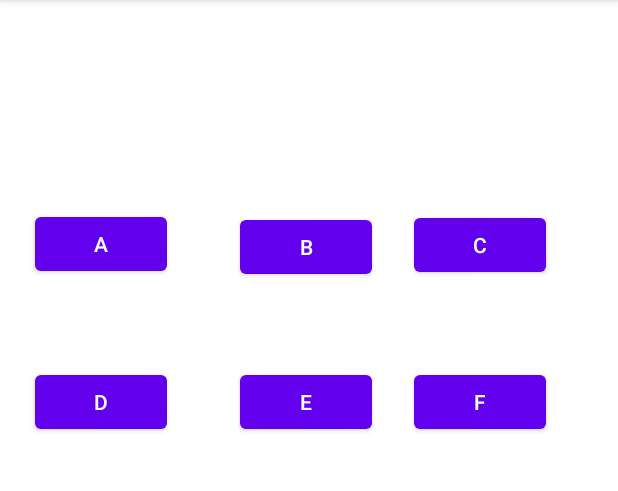
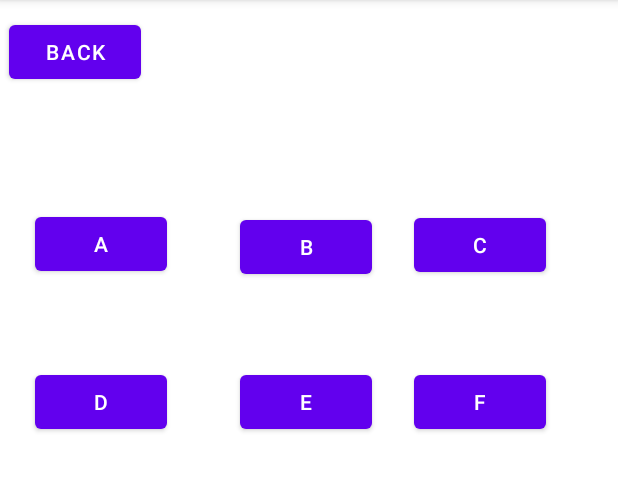
Before and after one commit to simpsonness/CS5520, an Android app: the MainActivity2 screen opened directly, with no data from a screen before it, after a tap on an icon or button, on a phone screen of 412 x 824 dp, the part 84-575 px from its top. Run offline under Robolectric (Android 15) with nearby library versions, the phone set to English and light mode, and no system bars.

Commit message:
Add new button return back to the main page.

```diff
--- a/NUMAD21Su_ShanNess/app/src/main/java/edu/neu/madcourse/numad21su_shanness/MainActivity2.java
+++ b/NUMAD21Su_ShanNess/app/src/main/java/edu/neu/madcourse/numad21su_shanness/MainActivity2.java
@@ -2,7 +2,9 @@ package edu.neu.madcourse.numad21su_shanness;
 
 import androidx.appcompat.app.AppCompatActivity;
 
+import android.content.Intent;
 import android.os.Bundle;
+import android.view.Gravity;
 import android.view.View;
 import android.widget.Button;
 import android.widget.Toast;
@@ -14,7 +16,7 @@ public class MainActivity2 extends AppCompatActivity implements View.OnClickList
         super.onCreate(savedInstanceState);
         setContentView(R.layout.activity_main2);
 
-        Button button1 = findViewById(R.id.button1);
+        Button button1 = findViewById(R.id.botton1);
         Button button2 = findViewById(R.id.button2);
         Button button3 = findViewById(R.id.button3);
         Button button4 = findViewById(R.id.button4);
@@ -30,26 +32,43 @@ public class MainActivity2 extends AppCompatActivity implements View.OnClickList
 
     }
 
+    public void switchActivity(View view) {
+        Intent toy = new Intent(MainActivity2.this,MainActivity.class);
+        startActivity(toy);
+    }
+
     @Override
     public void onClick(View v) {
         switch (v.getId()) {
-            case R.id.button1:
-                Toast.makeText(this, "Pressed:A", Toast.LENGTH_SHORT).show();
+            case R.id.botton1:
+                Toast toast1 = Toast.makeText(this, "Pressed:A", Toast.LENGTH_SHORT);
+                toast1.setGravity(Gravity.LEFT, 0, -90);
+                toast1.show();
                 break;
             case R.id.button2:
-                Toast.makeText(this, "Pressed:B", Toast.LENGTH_SHORT).show();
+                Toast toast2 = Toast.makeText(this, "Pressed:B", Toast.LENGTH_SHORT);
+                toast2.setGravity(Gravity.LEFT, 0, -90);
+                toast2.show();
                 break;
             case R.id.button3:
-                Toast.makeText(this, "Pressed:C", Toast.LENGTH_SHORT).show();
+                Toast toast3 = Toast.makeText(this, "Pressed:C", Toast.LENGTH_SHORT);
+                toast3.setGravity(Gravity.LEFT, 0, -90);
+                toast3.show();
                 break;
             case R.id.button4:
-                Toast.makeText(this, "Pressed:D", Toast.LENGTH_SHORT).show();
+                Toast toast4 = Toast.makeText(this, "Pressed:D", Toast.LENGTH_SHORT);
+                toast4.setGravity(Gravity.LEFT, 0, -90);
+                toast4.show();
                 break;
             case R.id.button5:
-                Toast.makeText(this, "Pressed:E", Toast.LENGTH_SHORT).show();
+                Toast toast5 = Toast.makeText(this, "Pressed:E", Toast.LENGTH_SHORT);
+                toast5.setGravity(Gravity.LEFT, 0, -90);
+                toast5.show();
                 break;
             case R.id.button6:
-                Toast.makeText(this, "Pressed:F", Toast.LENGTH_SHORT).show();
+                Toast toast6 = Toast.makeText(this, "Pressed:F", Toast.LENGTH_SHORT);
+                toast6.setGravity(Gravity.LEFT, 0, -90);
+                toast6.show();
                 break;
 
         }
--- a/NUMAD21Su_ShanNess/app/src/main/res/layout/activity_main2.xml
+++ b/NUMAD21Su_ShanNess/app/src/main/res/layout/activity_main2.xml
@@ -7,7 +7,7 @@
     tools:context=".MainActivity2">
 
     <Button
-        android:id="@+id/button1"
+        android:id="@+id/botton1"
         android:layout_width="wrap_content"
         android:layout_height="wrap_content"
         android:text="A"
@@ -70,4 +70,17 @@
         android:text="F"
         app:layout_constraintBottom_toBottomOf="parent"
         app:layout_constraintEnd_toEndOf="parent" />
+
+    <Button
+        android:id="@+id/back"
+        android:layout_width="wrap_content"
+        android:layout_height="wrap_content"
+        android:onClick="switchActivity"
+        android:text="Back"
+        app:layout_constraintBottom_toTopOf="@+id/botton1"
+        app:layout_constraintEnd_toEndOf="parent"
+        app:layout_constraintHorizontal_bias="0.019"
+        app:layout_constraintStart_toStartOf="parent"
+        app:layout_constraintTop_toTopOf="parent"
+        app:layout_constraintVertical_bias="0.119" />
 </androidx.constraintlayout.widget.ConstraintLayout>
```
